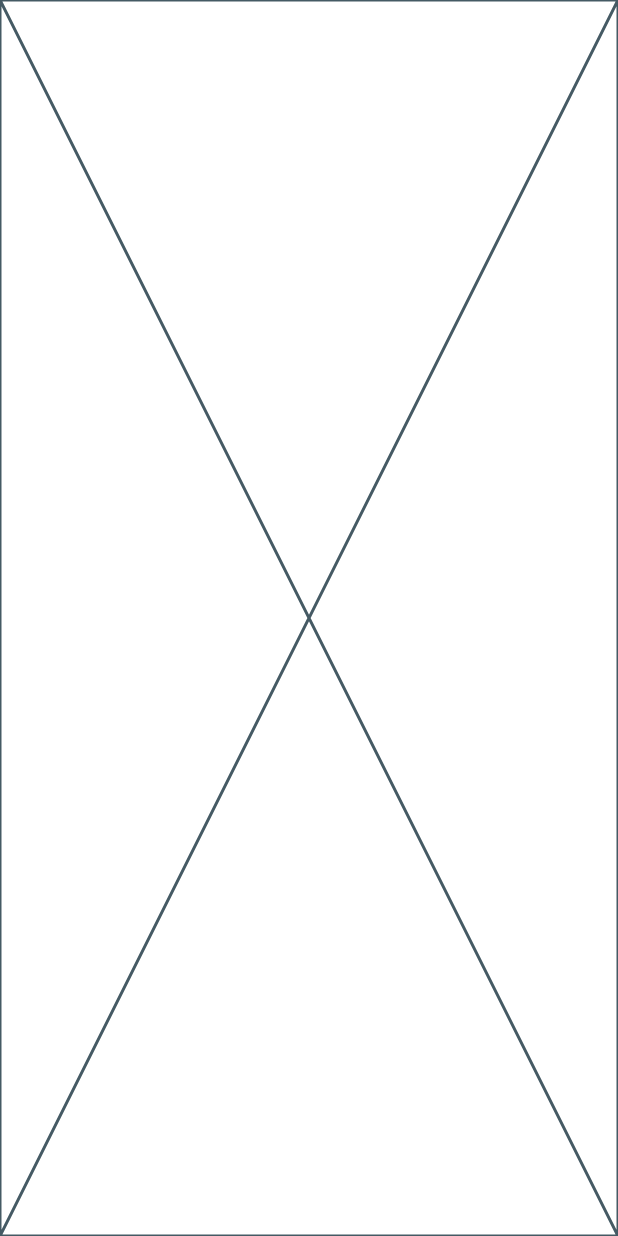
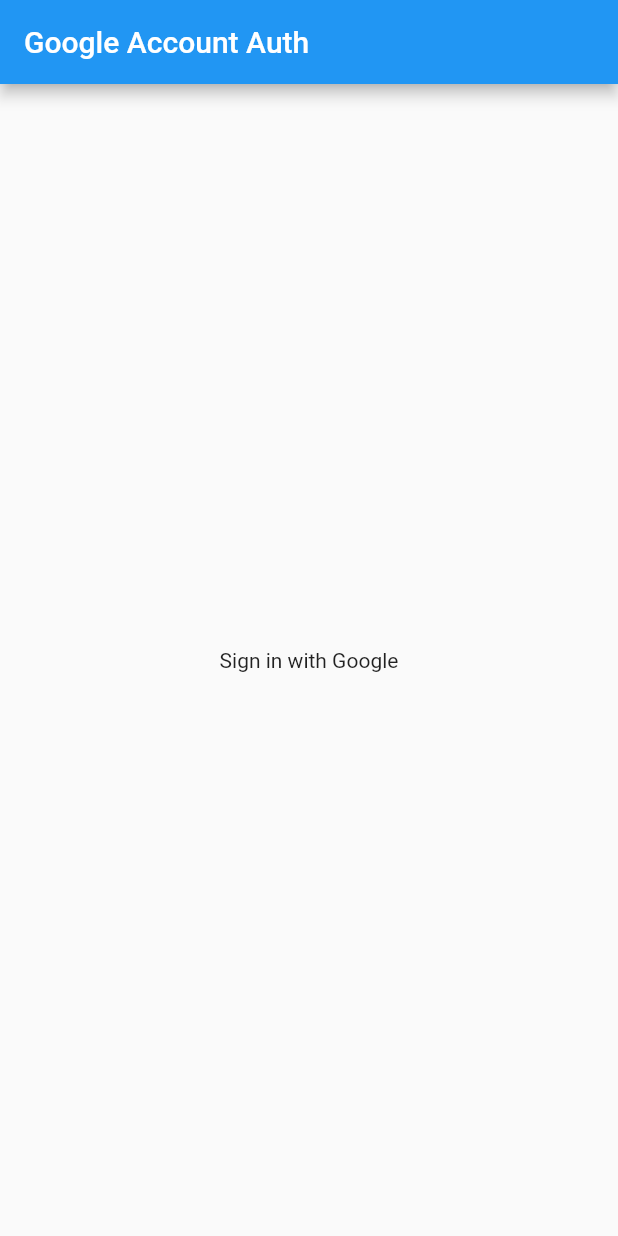
Before and after one commit to aprxty3/google_account_auth, a Flutter app: the screen it shows after launch, on a phone screen of 412 x 824 dp. Run offline on Flutter 3.47's test engine with Material 2 defaults, Android fonts, the phone set to English and light mode, and no system bars; our stand-ins replace google_sign_in.

Commit message:
first init

```diff
--- a/lib/main.dart
+++ b/lib/main.dart
@@ -23,6 +23,15 @@
 
   @override
   Widget build(BuildContext context) {
-    return const Placeholder();
+    return Scaffold(
+      appBar: AppBar(
+        title: Text('Google Account Auth'),
+      ),
+      body: Center(
+        child: Container(
+          child: Text('Sign in with Google'),
+        ),
+      ),
+    );
   }
 }
```
